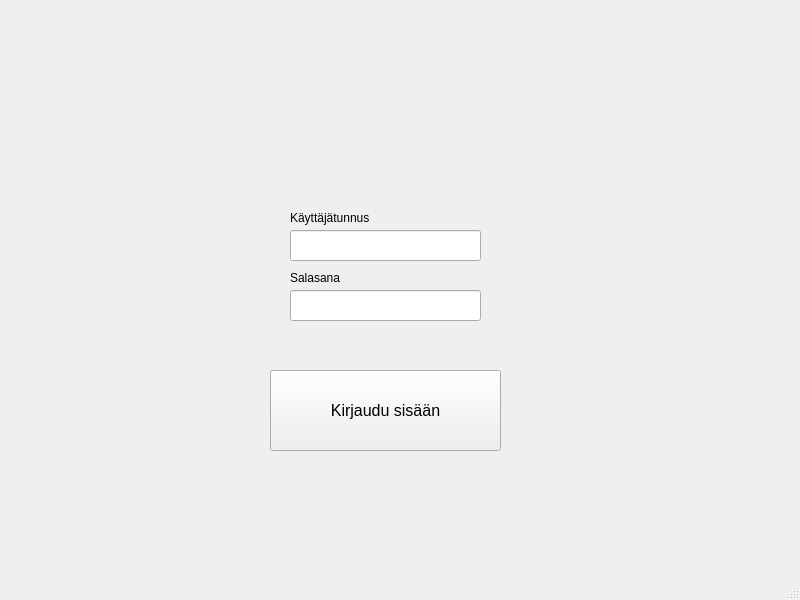
The window that bankautomat/bankautomat/loginwindow.ui (tvt21kmo-bank-project/group_10) describes before a commit, drawn with Qt 5.
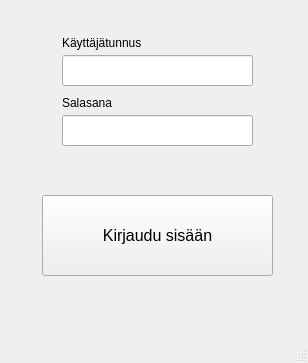
The same window after the commit.

Commit message:
REST API Fiddles
Minor changes to login REST API operations, still doesn't work.

```diff
--- a/bankautomat/bankautomat/loginwindow.ui
+++ b/bankautomat/bankautomat/loginwindow.ui
@@ -6,8 +6,8 @@
    <rect>
     <x>0</x>
     <y>0</y>
-    <width>800</width>
-    <height>600</height>
+    <width>308</width>
+    <height>363</height>
    </rect>
   </property>
   <property name="windowTitle">
@@ -17,8 +17,8 @@
    <widget class="QPushButton" name="btnLogin">
     <property name="geometry">
      <rect>
-      <x>270</x>
-      <y>370</y>
+      <x>42</x>
+      <y>195</y>
       <width>231</width>
       <height>81</height>
      </rect>
@@ -35,8 +35,8 @@
    <widget class="QLineEdit" name="lineEditUsername">
     <property name="geometry">
      <rect>
-      <x>290</x>
-      <y>230</y>
+      <x>62</x>
+      <y>55</y>
       <width>191</width>
       <height>31</height>
      </rect>
@@ -45,8 +45,8 @@
    <widget class="QLineEdit" name="lineEditPassword">
     <property name="geometry">
      <rect>
-      <x>290</x>
-      <y>290</y>
+      <x>62</x>
+      <y>115</y>
       <width>191</width>
       <height>31</height>
      </rect>
@@ -55,8 +55,8 @@
    <widget class="QLabel" name="label">
     <property name="geometry">
      <rect>
-      <x>290</x>
-      <y>210</y>
+      <x>62</x>
+      <y>35</y>
       <width>111</width>
       <height>16</height>
      </rect>
@@ -68,8 +68,8 @@
    <widget class="QLabel" name="label_2">
     <property name="geometry">
      <rect>
-      <x>290</x>
-      <y>270</y>
+      <x>62</x>
+      <y>95</y>
       <width>91</width>
       <height>16</height>
      </rect>
@@ -81,8 +81,8 @@
    <widget class="QLabel" name="labelError">
     <property name="geometry">
      <rect>
-      <x>278</x>
-      <y>455</y>
+      <x>50</x>
+      <y>280</y>
       <width>221</width>
       <height>41</height>
      </rect>
```
Left out of the diff: 2 changed lines with no effect on the pictures. The commit also changes 1 other file.
